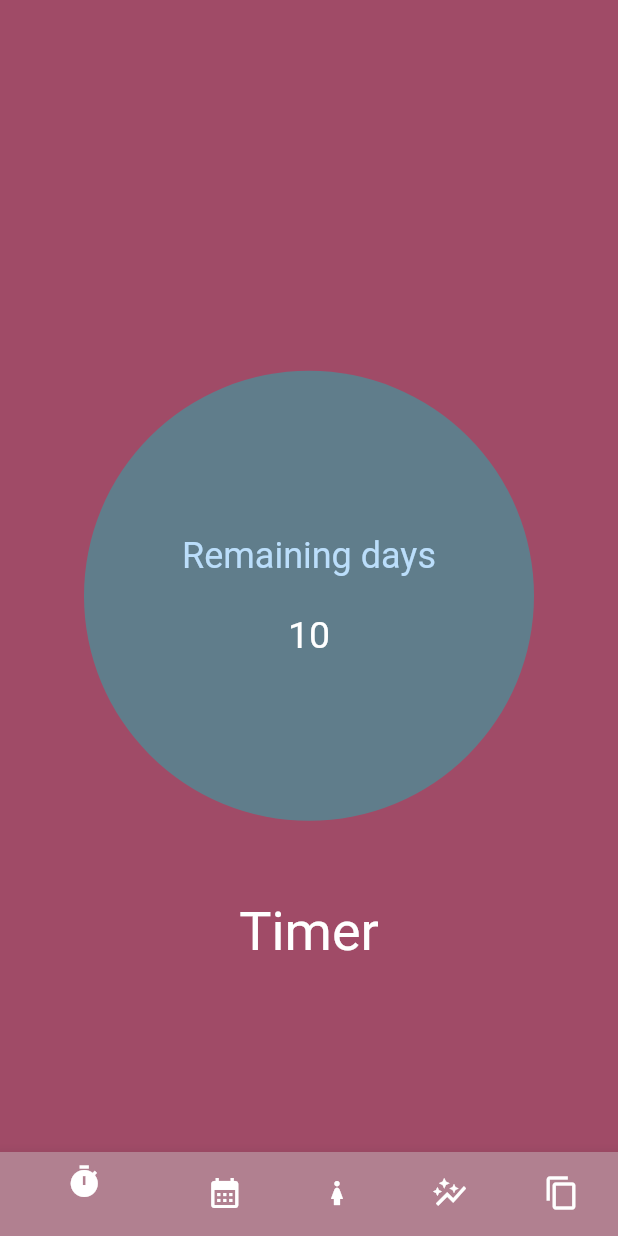
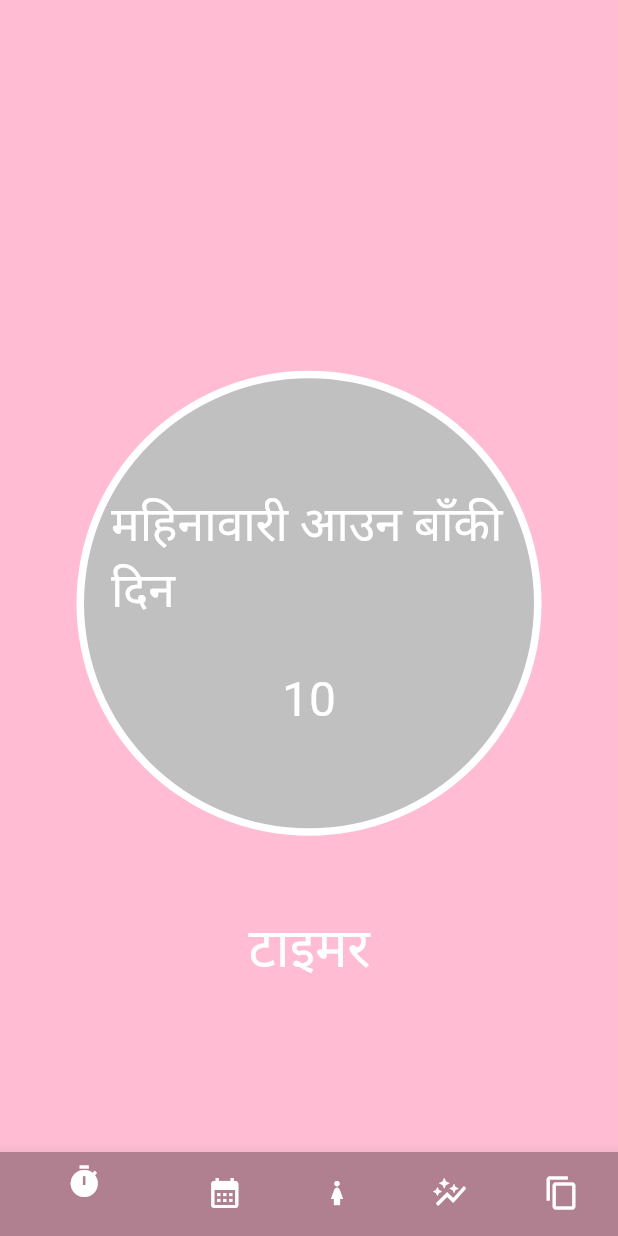
Before and after one commit to sammanamgain/Menstrual-cycle-predictor-with-using-arima-model-and-flutter, a Flutter app: the HomePage screen opened directly, on a phone screen of 412 x 824 dp. Run offline on Flutter 3.47's test engine with Material 2 defaults, Android fonts, the phone set to English and light mode, and no system bars; our stand-ins replace firebase_auth, firebase_core, get; missing offline and left inert: nepali_date_picker, nepali_utils; accounts and stored records are empty.

Commit message:
fixed UI

```diff
--- a/lib/loginsignup/loginsignup.dart
+++ b/lib/loginsignup/loginsignup.dart
@@ -92,6 +92,7 @@ class _LoginState extends State<Login> {
                           ]),
                       child: TextField(
                         controller: passwordcontroller,
+                        obscureText: true,
                         decoration: InputDecoration(
                             hintText: "पासवोर्ड ",
                             prefixIcon:const Icon(
--- a/lib/loginsignup/signup.dart
+++ b/lib/loginsignup/signup.dart
@@ -19,7 +19,7 @@ class SignUp extends StatelessWidget {
               Column(crossAxisAlignment: CrossAxisAlignment.start, children: [
             Container(
               width: w,
-              height: h * 0.3,
+              height: h * 0.5,
               decoration: const BoxDecoration(
                   image: DecorationImage(
                 image: AssetImage("assets/images/signup.png"),
--- a/lib/screens/calendar.dart
+++ b/lib/screens/calendar.dart
@@ -28,7 +28,8 @@ class _CalendarState extends State<Calendar> {
         debugShowCheckedModeBanner: false,
         home: Scaffold(
           appBar: AppBar(
-            title: const Text("Calendar"),
+            title: const Text("पात्रो"),
+            backgroundColor: Color.fromARGB(255, 255, 188, 211),
             centerTitle: true,
             actions: [
               IconButton(
--- a/lib/screens/content.dart
+++ b/lib/screens/content.dart
@@ -40,10 +40,10 @@ class _ContentState extends State<Content> {
         home: Scaffold(
       appBar: AppBar(
           title: const Text(
-            " Content",
+            " सामग्री",
             style: TextStyle(fontSize: 20, color: Colors.black),
           ),
-          backgroundColor: const Color.fromRGBO(255, 255, 255, 1)),
+          backgroundColor: const Color.fromARGB(255, 255, 188, 211)),
       body: ListView(
         scrollDirection: Axis.vertical,
         children: [
--- a/lib/splash.dart
+++ b/lib/splash.dart
@@ -27,8 +27,7 @@ class _SplashState extends State<Splash> {
     super.initState();
 
     Timer(const Duration(seconds: 2), () {
-      Navigator.pushReplacement(
-          context, MaterialPageRoute(builder: (context) => const Login()));
+    Get.to(() => Welcome());
     });
   }
 
--- a/lib/symptoms.dart
+++ b/lib/symptoms.dart
@@ -35,7 +35,7 @@ class _MyHomePageState extends State<MyHomePage> {
     // than having to individually change instances of widgets.
     return Scaffold(
       appBar: AppBar(
-        backgroundColor: Colors.transparent,
+        backgroundColor: Color.fromARGB(255, 255, 188, 211),
         bottomOpacity: 0.0,
         elevation: 0.0,
       ),
--- a/lib/timerui.dart
+++ b/lib/timerui.dart
@@ -20,9 +20,6 @@ class MyApps extends StatelessWidget {
     Get.put(TimerController());
     return MaterialApp(
         debugShowCheckedModeBanner: false,
-        theme: ThemeData(
-          primarySwatch: Colors.indigo,
-        ),
         home: const HomePage());
   }
 }
@@ -43,7 +40,7 @@ class HomePage extends GetView<TimerController> {
               "Timer",
               style: TextStyle(color: Colors.black),
             ))),*/
-      backgroundColor: Color.fromARGB(255, 160, 75, 103),
+      backgroundColor: Color.fromARGB(255, 255, 188, 211),
       body: Column(
         children: [
           SizedBox(
@@ -53,14 +50,20 @@ class HomePage extends GetView<TimerController> {
           Center(
             child: Obx(() => Center(
                   child: CircleAvatar(
-                    backgroundColor: Colors.blueGrey,
+                    backgroundColor: Colors.white,
+                    radius: 155,
+                    child: CircleAvatar(
+                      backgroundColor: Color.fromARGB(255, 193, 192, 192),
                       radius: 150,
                       child: Column(
                         mainAxisAlignment: MainAxisAlignment.center,
                         children: [
-                        Text(
-                          "Remaining days",
-                          style: TextStyle(fontSize: 24),
+                          Padding(
+                            padding: const EdgeInsets.fromLTRB(18,8,8,8),
+                            child: Text(
+                              "महिनावारी आउन बाँकी दिन",
+                              style: TextStyle(fontSize: 32,color: Colors.white),
+                            ),
                           ),
                           SizedBox(
                             height: h * 0.03,
@@ -68,10 +71,11 @@ class HomePage extends GetView<TimerController> {
                           ),
                           Text(
                             '${controller.time.value}',
-                          style: TextStyle(fontSize: 25, color: Colors.white),
+                            style: TextStyle(fontSize: 32, color: Colors.white),
                           ),
                         ],
                       ), //Text
+                    ),
                   ), //CircleAvatar
                 )),
           ),
@@ -92,7 +96,7 @@ class HomePage extends GetView<TimerController> {
             ),
             child: const Center(
               child: Text(
-                "Timer",
+                "टाइमर",
                 style: TextStyle(fontSize: 36, color: Colors.white),
               ),
             ), //one third of HEIGHT of the
```
Also changed, not shown: lib/screens/stat.dart (+4 -4 lines), lib/welcome.dart (+6 -4 lines), pubspec.lock. Lines whose indentation alone changed are shown as unchanged.
